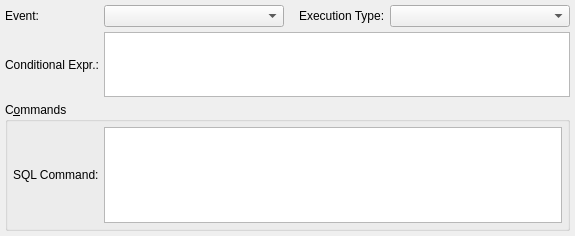
Above: libs/libgui/ui/dbobjects/rulewidget.ui from maniac787/pgmodeler before the change. Below: the same form after it.
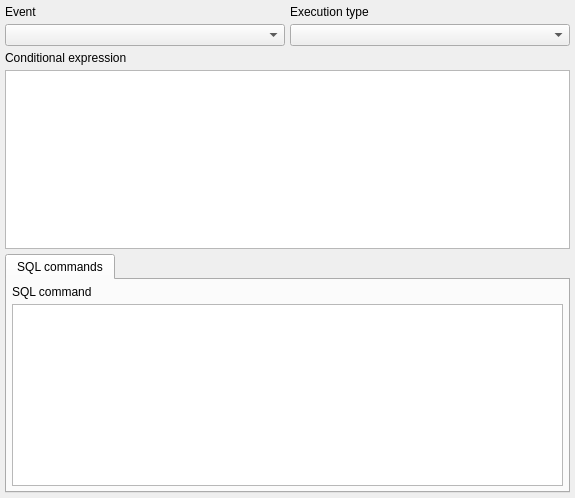
That is the form after the change. Icons and pictures are not drawn.

Commit message: Refactor RuleWidget layout and introduce tabbed interface

What changed in the file:
```diff
--- a/libs/libgui/ui/dbobjects/rulewidget.ui
+++ b/libs/libgui/ui/dbobjects/rulewidget.ui
@@ -7,7 +7,7 @@
     <x>0</x>
     <y>0</y>
     <width>575</width>
-    <height>236</height>
+    <height>498</height>
    </rect>
   </property>
   <property name="minimumSize">
@@ -16,7 +16,10 @@
     <height>0</height>
    </size>
   </property>
-  <layout class="QGridLayout" name="rule_grid">
+  <layout class="QVBoxLayout" name="rule_lt">
+   <property name="spacing">
+    <number>5</number>
+   </property>
    <property name="leftMargin">
     <number>5</number>
    </property>
@@ -29,10 +32,19 @@
    <property name="bottomMargin">
     <number>5</number>
    </property>
+   <item>
+    <layout class="QVBoxLayout" name="rule_attribs_lt">
    <property name="spacing">
     <number>5</number>
    </property>
-   <item row="0" column="0">
+     <item>
+      <layout class="QHBoxLayout" name="horizontalLayout">
+       <property name="spacing">
+        <number>5</number>
+       </property>
+       <item>
+        <layout class="QVBoxLayout" name="verticalLayout_3">
+         <item>
     <widget class="QLabel" name="event_lbl">
      <property name="sizePolicy">
       <sizepolicy hsizetype="Preferred" vsizetype="Fixed">
@@ -47,15 +59,10 @@
       </size>
      </property>
      <property name="text">
-      <string>Event:</string>
+            <string>Event</string>
      </property>
     </widget>
    </item>
-   <item row="0" column="1">
-    <layout class="QHBoxLayout" name="horizontalLayout">
-     <property name="spacing">
-      <number>5</number>
-     </property>
      <item>
       <widget class="QComboBox" name="event_cmb">
        <property name="sizePolicy">
@@ -87,6 +94,10 @@
        </property>
       </widget>
      </item>
+        </layout>
+       </item>
+       <item>
+        <layout class="QVBoxLayout" name="verticalLayout_4">
      <item>
       <widget class="QLabel" name="exec_type_lbl">
        <property name="sizePolicy">
@@ -108,10 +119,10 @@
         </size>
        </property>
        <property name="text">
-        <string>Execution Type:</string>
+            <string>Execution type</string>
        </property>
        <property name="indent">
-        <number>10</number>
+            <number>0</number>
        </property>
       </widget>
      </item>
@@ -148,7 +159,11 @@
      </item>
     </layout>
    </item>
-   <item row="1" column="0">
+      </layout>
+     </item>
+     <item>
+      <layout class="QVBoxLayout" name="verticalLayout_2">
+       <item>
     <widget class="QLabel" name="cond_expr_lbl">
      <property name="sizePolicy">
       <sizepolicy hsizetype="Preferred" vsizetype="Preferred">
@@ -163,16 +178,62 @@
       </size>
      </property>
      <property name="text">
-      <string>Conditional Expr.:</string>
+          <string>Conditional expression</string>
      </property>
     </widget>
    </item>
-   <item row="2" column="0" colspan="2">
-    <widget class="QGroupBox" name="commands_gb">
-     <property name="title">
-      <string>C&amp;ommands</string>
-     </property>
-     <layout class="QGridLayout" name="gridLayout">
+       <item>
+        <widget class="QPlainTextEdit" name="cond_expr_txt">
+         <property name="sizePolicy">
+          <sizepolicy hsizetype="Expanding" vsizetype="Preferred">
+           <horstretch>0</horstretch>
+           <verstretch>0</verstretch>
+          </sizepolicy>
+         </property>
+         <property name="minimumSize">
+          <size>
+           <width>0</width>
+           <height>0</height>
+          </size>
+         </property>
+         <property name="frameShadow">
+          <enum>QFrame::Shadow::Sunken</enum>
+         </property>
+         <property name="lineWidth">
+          <number>1</number>
+         </property>
+         <property name="midLineWidth">
+          <number>0</number>
+         </property>
+         <property name="verticalScrollBarPolicy">
+          <enum>Qt::ScrollBarPolicy::ScrollBarAsNeeded</enum>
+         </property>
+         <property name="horizontalScrollBarPolicy">
+          <enum>Qt::ScrollBarPolicy::ScrollBarAsNeeded</enum>
+         </property>
+        </widget>
+       </item>
+      </layout>
+     </item>
+    </layout>
+   </item>
+   <item>
+    <widget class="QTabWidget" name="rule_attribs_tbw">
+     <property name="currentIndex">
+      <number>0</number>
+     </property>
+     <widget class="QWidget" name="sql_commands_pg">
+      <attribute name="icon">
+       <iconset resource="../../res/resources.qrc">
+        <normaloff>:/icons/icons/sqlcode.png</normaloff>:/icons/icons/sqlcode.png</iconset>
+      </attribute>
+      <attribute name="title">
+       <string>SQL commands</string>
+      </attribute>
+      <layout class="QVBoxLayout" name="sql_commands_lt">
+       <property name="spacing">
+        <number>5</number>
+       </property>
       <property name="leftMargin">
        <number>5</number>
       </property>
@@ -185,10 +246,9 @@
       <property name="bottomMargin">
        <number>5</number>
       </property>
-      <property name="spacing">
-       <number>5</number>
-      </property>
-      <item row="0" column="0">
+       <item>
+        <layout class="QVBoxLayout" name="verticalLayout">
+         <item>
        <widget class="QLabel" name="comando_lbl">
         <property name="sizePolicy">
          <sizepolicy hsizetype="Preferred" vsizetype="Preferred">
@@ -203,30 +263,18 @@
          </size>
         </property>
         <property name="text">
-         <string>SQL Command:</string>
+            <string>SQL command</string>
         </property>
        </widget>
       </item>
-      <item row="0" column="1">
+         <item>
        <widget class="QPlainTextEdit" name="comando_txt">
         <property name="sizePolicy">
-         <sizepolicy hsizetype="Expanding" vsizetype="Expanding">
+            <sizepolicy hsizetype="Expanding" vsizetype="Preferred">
           <horstretch>0</horstretch>
           <verstretch>0</verstretch>
          </sizepolicy>
         </property>
-        <property name="minimumSize">
-         <size>
-          <width>0</width>
-          <height>50</height>
-         </size>
-        </property>
-        <property name="maximumSize">
-         <size>
-          <width>16777215</width>
-          <height>120</height>
-         </size>
-        </property>
         <property name="frameShadow">
          <enum>QFrame::Sunken</enum>
         </property>
@@ -245,43 +293,9 @@
        </widget>
       </item>
      </layout>
-    </widget>
-   </item>
-   <item row="1" column="1">
-    <widget class="QPlainTextEdit" name="cond_expr_txt">
-     <property name="sizePolicy">
-      <sizepolicy hsizetype="Expanding" vsizetype="Fixed">
-       <horstretch>0</horstretch>
-       <verstretch>0</verstretch>
-      </sizepolicy>
-     </property>
-     <property name="minimumSize">
-      <size>
-       <width>0</width>
-       <height>0</height>
-      </size>
-     </property>
-     <property name="maximumSize">
-      <size>
-       <width>16777215</width>
-       <height>65</height>
-      </size>
-     </property>
-     <property name="frameShadow">
-      <enum>QFrame::Sunken</enum>
-     </property>
-     <property name="lineWidth">
-      <number>1</number>
-     </property>
-     <property name="midLineWidth">
-      <number>0</number>
-     </property>
-     <property name="verticalScrollBarPolicy">
-      <enum>Qt::ScrollBarAsNeeded</enum>
-     </property>
-     <property name="horizontalScrollBarPolicy">
-      <enum>Qt::ScrollBarAsNeeded</enum>
-     </property>
+       </item>
+      </layout>
+     </widget>
     </widget>
    </item>
   </layout>
```
Left out of the diff: 17 changed lines with no effect on the pictures. Lines whose indentation alone changed are shown as unchanged. The commit also changes 1 other file.
